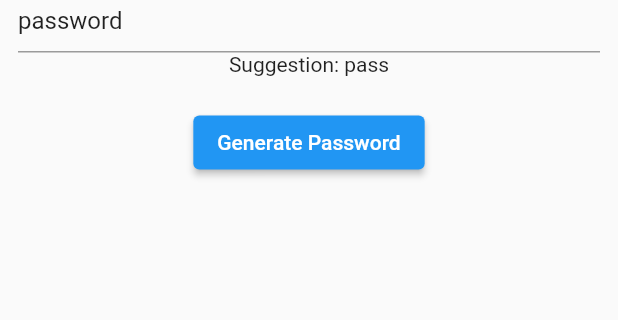
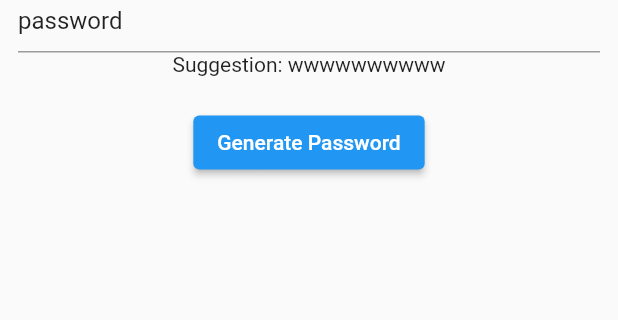
Before and after one commit to vikilinho/passwordchecker, a Flutter app: the screen it shows after launch, after a tap on "Generate Password", on a phone screen of 412 x 824 dp, the part 606-926 px from its top. Run offline on Flutter 3.47's test engine with Material 2 defaults, Android fonts, the phone set to English and light mode, and no system bars; our stand-ins replace flutter_riverpod.

Commit message:
riverpod implementation

```diff
--- a/lib/homebase.dart
+++ b/lib/homebase.dart
@@ -62,7 +62,7 @@ class _HomeBaseState extends ConsumerState<HomeBase> {
                 ),
               ),
               Visibility(
-                  visible: suggest, child: Text("Suggestion: $passwordvalue")),
+                  visible: suggest, child: Text("Suggestion: $passwordText")),
 
               const SizedBox(
                 height: 20,
```
